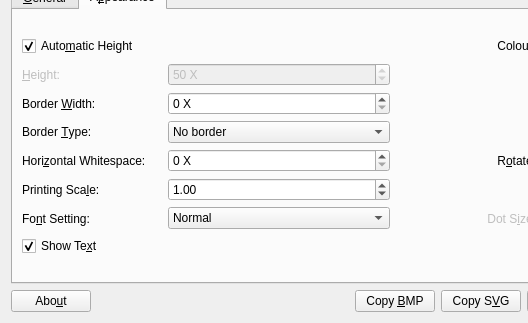
zint/zint, file frontend_qt/mainWindow.ui: the form before one commit; both pictures show x 0 to 528 and y 420 to 743 of the 704 by 743 pixel window.
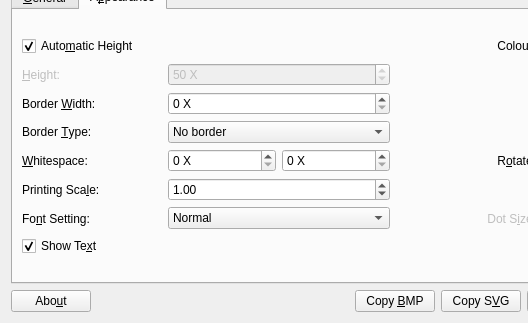
The form after the commit. The open tabs and pages were chosen to show the change. Icons and pictures are not drawn.

Commit message: Add whitespace_height to zint_symbol (vertical whitespace)

```diff
--- a/frontend_qt/mainWindow.ui
+++ b/frontend_qt/mainWindow.ui
@@ -21,7 +21,7 @@
   </property>
   <property name="minimumSize">
    <size>
-    <width>420</width>
+    <width>400</width>
     <height>460</height>
    </size>
   </property>
@@ -768,7 +768,7 @@
              <item row="4" column="0">
               <widget class="QLabel" name="lblWhitespace">
                <property name="text">
-                <string>Hori&amp;zontal Whitespace:</string>
+                <string>&amp;Whitespace:</string>
                </property>
                <property name="alignment">
                 <set>Qt::AlignLeading|Qt::AlignLeft|Qt::AlignVCenter</set>
@@ -782,6 +782,8 @@
               </widget>
              </item>
              <item row="4" column="1">
+              <layout class="QGridLayout" name="gridLayoutWhitespace">
+               <item row="0" column="0">
               <widget class="QSpinBox" name="spnWhitespace">
                <property name="toolTip">
                 <string>Width of whitespace on either side of barcode</string>
@@ -790,6 +792,18 @@
                 <string> X</string>
                </property>
               </widget>
+               </item>
+               <item row="0" column="1">
+                <widget class="QSpinBox" name="spnVWhitespace">
+                 <property name="toolTip">
+                  <string>Height of vertical whitespace above and below the barcode</string>
+                 </property>
+                 <property name="suffix">
+                  <string> X</string>
+                 </property>
+                </widget>
+               </item>
+              </layout>
              </item>
              <item row="5" column="0">
               <widget class="QLabel" name="lblScale">
```
Left out of the diff: 32 changed lines with no effect on the pictures. Lines whose indentation alone changed are shown as unchanged. The commit also changes 33 other files.
